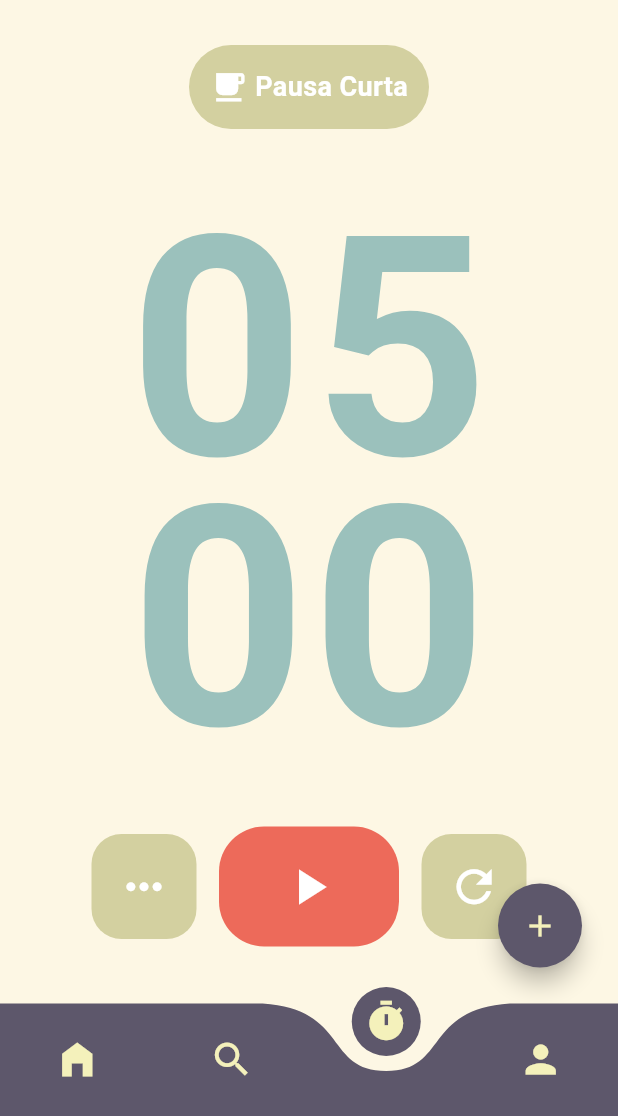
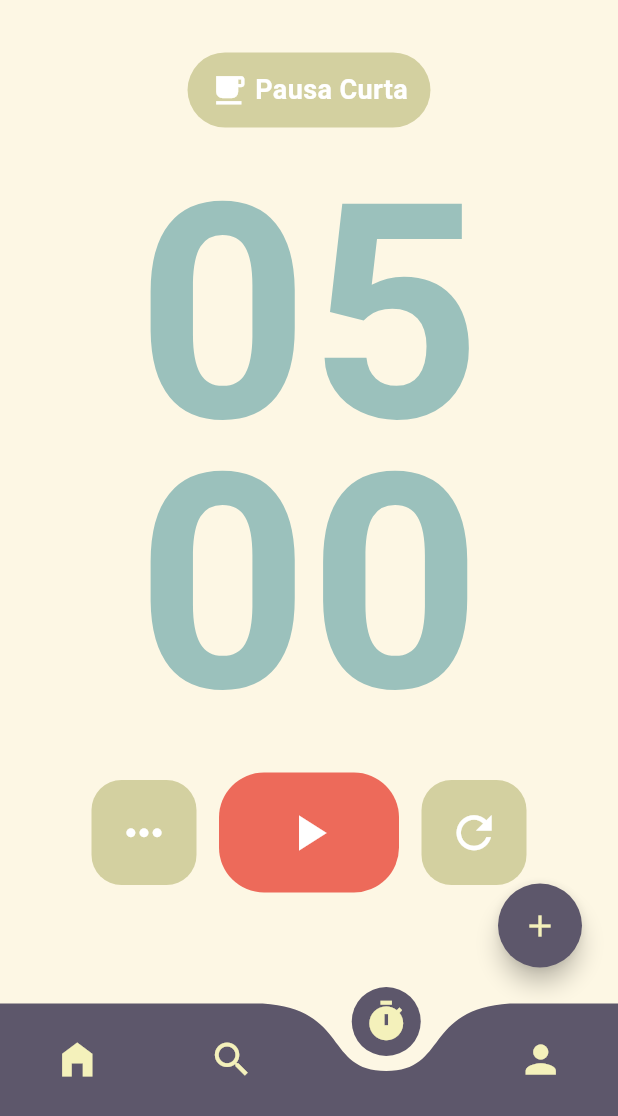
Before and after one commit to BexTheFrog/Ebbie, a Flutter app: the screen it shows after launch, item 3 of the bottom bar chosen, after a tap on "Foco", on a phone screen of 412 x 824 dp, the part 120-1236 px from its top. Run offline on Flutter 3.47's test engine with Material 3 defaults, Android fonts, the light colour scheme and no system bars; drawn by our look-alikes of curved_navigation_bar, flutter_speed_dial.

Commit message:
pomo atualizado

```diff
--- a/lib/pages/pomodoro_page.dart
+++ b/lib/pages/pomodoro_page.dart
@@ -141,12 +141,13 @@ class _PomodoroPageState extends State<PomodoroPage> {
       backgroundColor: const Color(0xFFFDF7E4),
       body: Column(
         children: [
-          const SizedBox(height: 30),
+          SizedBox(height: 35),
           GestureDetector(
             onTap: nextMode,
+            child: IntrinsicWidth(
               child: Container(
-              width: currentMode == PomodoroMode.foco ? 100 : 160,
-              padding: const EdgeInsets.symmetric(horizontal: 5, vertical: 15),
+                height: 50,
+                padding: const EdgeInsets.symmetric(horizontal: 15),
                 decoration: BoxDecoration(
                   color: currentMode == PomodoroMode.foco
                       ? const Color(0xFFEA6D5A)
@@ -184,45 +185,35 @@ class _PomodoroPageState extends State<PomodoroPage> {
                 ),
               ),
             ),
+          ),
 
-          SizedBox(
-            height: 405,
-            child: Stack(
-              alignment: Alignment.topCenter,
+          SizedBox(height: 35),
+
+          Column(
             children: [
-                FittedBox(
-                  fit: BoxFit.scaleDown,
-                  child: Text(
+              Text(
                 minutes,
-                    style: const TextStyle(
-                      fontSize: 205,
+                style: TextStyle(
+                  height: 0.9,
+                  fontSize: 200,
                   color: Color.fromRGBO(155, 193, 188, 1),
                   fontWeight: FontWeight.bold,
-                      letterSpacing: 5,
                 ),
               ),
-                ),
-                Positioned(
-                  top: 180,
-                  child: FittedBox(
-                    fit: BoxFit.scaleDown,
-                    child: Text(
+              Text(
                 seconds,
-                      style: const TextStyle(
-                        fontSize: 205,
+                style: TextStyle(
+                  height: 0.9,
+                  fontSize: 200,
                   color: Color.fromRGBO(155, 193, 188, 1),
                   fontWeight: FontWeight.bold,
-                        letterSpacing: 3,
-                      ),
-                    ),
                 ),
               ),
             ],
           ),
-          ),
 
-          const SizedBox(height: 60), // espaço antes dos controles
-          // Controles
+          SizedBox(height: 35),
+
           Row(
             mainAxisAlignment: MainAxisAlignment.center,
             children: [
```
Lines whose indentation alone changed are shown as unchanged.
